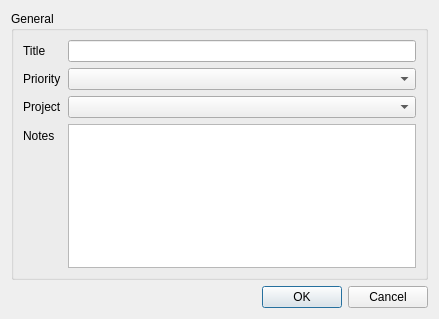
Before: the Qt Designer form src/dialogs/createtaskdlg.ui in campbellmbrown/task-app, drawn with Qt 5.
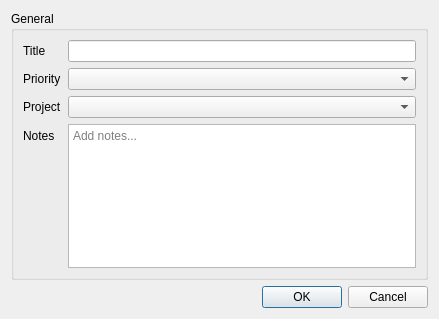
After: the same form once the commit is applied.

What changed in the file:
```diff
--- a/src/dialogs/createtaskdlg.ui
+++ b/src/dialogs/createtaskdlg.ui
@@ -48,7 +48,11 @@
        </widget>
       </item>
       <item row="3" column="1">
-       <widget class="QPlainTextEdit" name="notesPlainTextEdit"/>
+       <widget class="QPlainTextEdit" name="notesPlainTextEdit">
+        <property name="placeholderText">
+         <string>Add notes...</string>
+        </property>
+       </widget>
       </item>
       <item row="1" column="0">
        <widget class="QLabel" name="priorityLabel">
```
